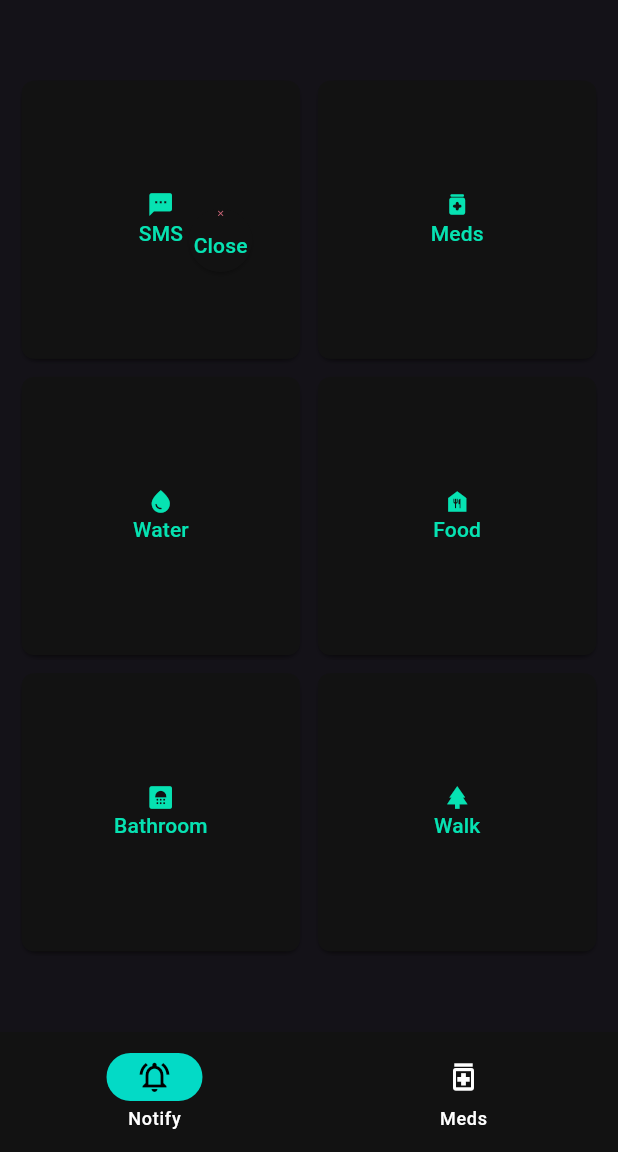
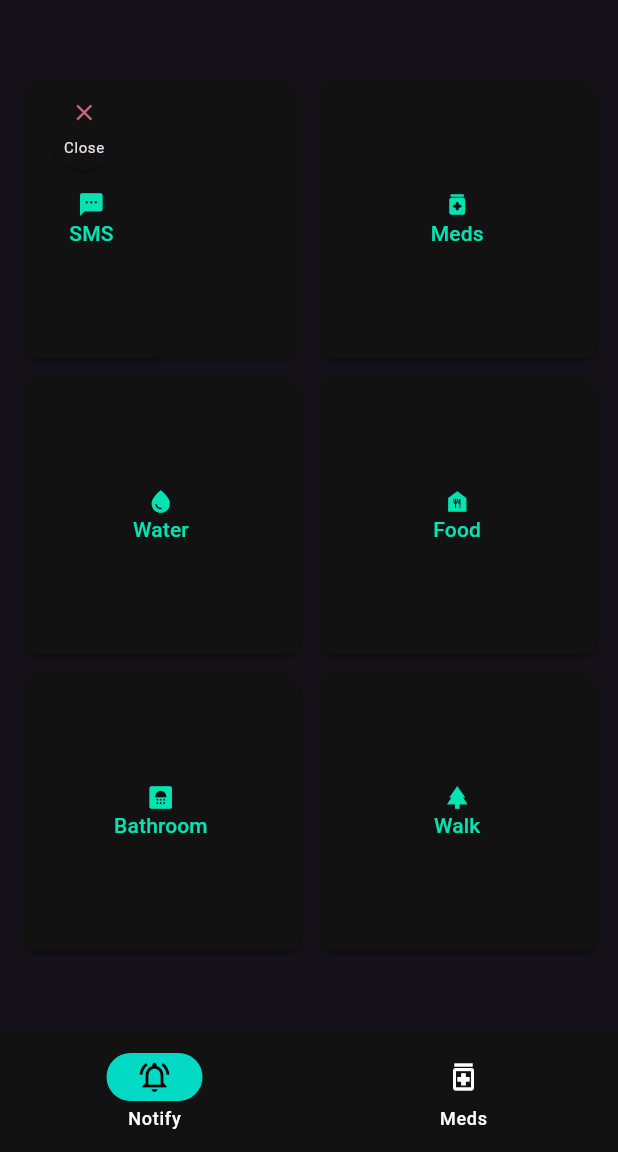
Before and after one commit to Rosnaky/I-See-You, a Flutter app: the screen it shows once a user with an empty profile is signed in, after a tap on "Notify", on a phone screen of 412 x 824 dp, the part 84-1236 px from its top. Run offline on Flutter 3.47's test engine with Material 3 defaults, Android fonts, the phone set to English and light mode, and no system bars; our stand-ins replace cloud_firestore, firebase_auth, firebase_core, flutter_dotenv; accounts and stored records are empty.

Commit message:
fixed mobile view of notify screen

```diff
--- a/lib/src/widgets/quick_action_card.dart
+++ b/lib/src/widgets/quick_action_card.dart
@@ -1,5 +1,6 @@
 import 'dart:async';
 import 'dart:io';
+import 'dart:math';
 
 import 'package:ISeeYou/src/providers/user_provider.dart';
 import 'package:flutter/material.dart';
@@ -75,12 +76,6 @@ class _QuickActionCardState extends State<QuickActionCard> {
 
   @override
   Widget build(BuildContext context) {
-    double buttonSize = constraints.maxWidth * 0.015;
-    double middle = (constraints.maxWidth > 600
-            ? constraints.maxWidth * 0.15
-            : constraints.maxWidth * 0.225) -
-        buttonSize;
-
     return Consumer<UserProvider>(builder: (context, userProvider, _) {
       return Stack(
         children: [
@@ -94,6 +89,7 @@ class _QuickActionCardState extends State<QuickActionCard> {
                   : constraints.maxWidth * 0.45,
               child: _isClicked
                   ? Row(
+                      mainAxisAlignment: MainAxisAlignment.spaceEvenly,
                       children: [
                         Expanded(
                           child: ElevatedButton(
@@ -111,12 +107,15 @@ class _QuickActionCardState extends State<QuickActionCard> {
                               child: const Column(
                                 mainAxisAlignment: MainAxisAlignment.center,
                                 children: [
-                                  Icon(Icons.sms),
+                                  Icon(
+                                    Icons.sms,
+                                  ),
                                   Text("SMS"),
                                 ],
                               )),
                         ),
-                        Column(
+                        Expanded(
+                          child: Column(
                             children: userProvider.user?.emergencyContacts
                                     .map((e) => Expanded(
                                           child: ElevatedButton(
@@ -127,23 +126,49 @@ class _QuickActionCardState extends State<QuickActionCard> {
                                                 ),
                                               ),
                                               onPressed: () {
-                                              if (!_isSending) _startTimer();
+                                                launchUrlString("tel:$e");
                                                 setState(() {
                                                   _isClicked = false;
                                                 });
                                               },
-                                            child: const Column(
+                                              child: Column(
                                                 mainAxisAlignment:
                                                     MainAxisAlignment.center,
                                                 children: [
-                                                Icon(Icons.phone_iphone),
+                                                  Icon(
+                                                    Icons.phone_iphone,
+                                                    size: constraints.maxWidth >
+                                                            600
+                                                        ? min(
+                                                            constraints
+                                                                    .maxWidth *
+                                                                0.1,
+                                                            16,
+                                                          )
+                                                        : 16,
+                                                  ),
                                                   Text(
-                                                    "Call Emergency Contact #1"),
+                                                    "Call #${userProvider.user!.emergencyContacts.indexOf(e) + 1} Emergency Contact",
+                                                    overflow:
+                                                        TextOverflow.ellipsis,
+                                                    maxLines: 2,
+                                                    style: Theme.of(context)
+                                                        .textTheme
+                                                        .bodySmall
+                                                        ?.copyWith(
+                                                          fontSize: constraints
+                                                                      .maxWidth >
+                                                                  600
+                                                              ? 14
+                                                              : 10,
+                                                        ),
+                                                  ),
                                                 ],
                                               )),
                                         ))
                                     .toList() ??
-                              [Text("No emergency contacts found")],
+                                [const Text("No emergency contacts found")],
+                          ),
                         ),
                       ],
                     )
@@ -169,12 +194,12 @@ class _QuickActionCardState extends State<QuickActionCard> {
             ),
           ),
           Positioned(
-            left: middle,
-            top: middle,
+            left: 0,
+            top: 16,
             child: _isClicked
                 ? ElevatedButton(
                     style: ElevatedButton.styleFrom(
-                      shape: CircleBorder(),
+                      shape: const CircleBorder(),
                     ),
                     onPressed: () => setState(() {
                           _isClicked = false;
@@ -183,12 +208,19 @@ class _QuickActionCardState extends State<QuickActionCard> {
                       children: [
                         Icon(
                           Icons.close,
-                          size: buttonSize,
                           color: Theme.of(context).colorScheme.error,
                         ),
                         Padding(
                           padding: const EdgeInsets.all(8.0),
-                          child: const Text("Close"),
+                          child: Text(
+                            "Close",
+                            style: constraints.maxWidth > 600
+                                ? Theme.of(context).textTheme.bodySmall
+                                : Theme.of(context)
+                                    .textTheme
+                                    .bodySmall
+                                    ?.copyWith(fontSize: 10),
+                          ),
                         )
                       ],
                     ))
```
Lines whose indentation alone changed are shown as unchanged.
